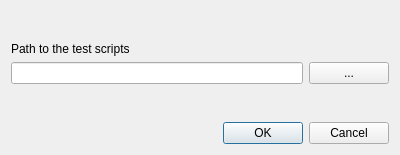
Qt form src/pathsettingswindow.ui (Crystal-Photonics/crystalTestFrameworkApp) before a commit.
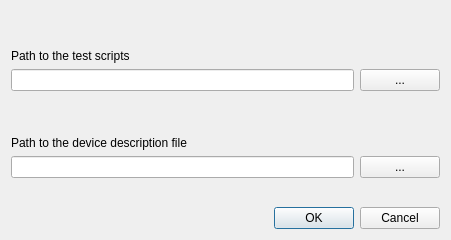
The same form after that commit.

Commit message: Added console and loading device protocol settings from settings file.

Patch:
```diff
--- a/src/pathsettingswindow.ui
+++ b/src/pathsettingswindow.ui
@@ -6,14 +6,14 @@
    <rect>
     <x>0</x>
     <y>0</y>
-    <width>400</width>
-    <height>155</height>
+    <width>451</width>
+    <height>240</height>
    </rect>
   </property>
   <property name="windowTitle">
    <string>Path Settings</string>
   </property>
-  <layout class="QVBoxLayout" name="verticalLayout_3">
+  <layout class="QVBoxLayout" name="verticalLayout">
    <item>
     <spacer name="verticalSpacer_2">
      <property name="orientation">
@@ -69,6 +69,48 @@
      </property>
     </spacer>
    </item>
+   <item>
+    <layout class="QVBoxLayout" name="verticalLayout_3">
+     <item>
+      <widget class="QLabel" name="label_3">
+       <property name="text">
+        <string>Path to the device description file</string>
+       </property>
+      </widget>
+     </item>
+     <item>
+      <layout class="QHBoxLayout" name="horizontalLayout_3">
+       <item>
+        <widget class="QLineEdit" name="device_description_path_text">
+         <property name="text">
+          <string/>
+         </property>
+        </widget>
+       </item>
+       <item>
+        <widget class="QPushButton" name="device_description_path_selector">
+         <property name="text">
+          <string>...</string>
+         </property>
+        </widget>
+       </item>
+      </layout>
+     </item>
+    </layout>
+   </item>
+   <item>
+    <spacer name="verticalSpacer_3">
+     <property name="orientation">
+      <enum>Qt::Vertical</enum>
+     </property>
+     <property name="sizeHint" stdset="0">
+      <size>
+       <width>20</width>
+       <height>25</height>
+      </size>
+     </property>
+    </spacer>
+   </item>
    <item>
     <widget class="QDialogButtonBox" name="settings_confirmation">
      <property name="standardButtons">
```
The commit also changes 15 other files.
